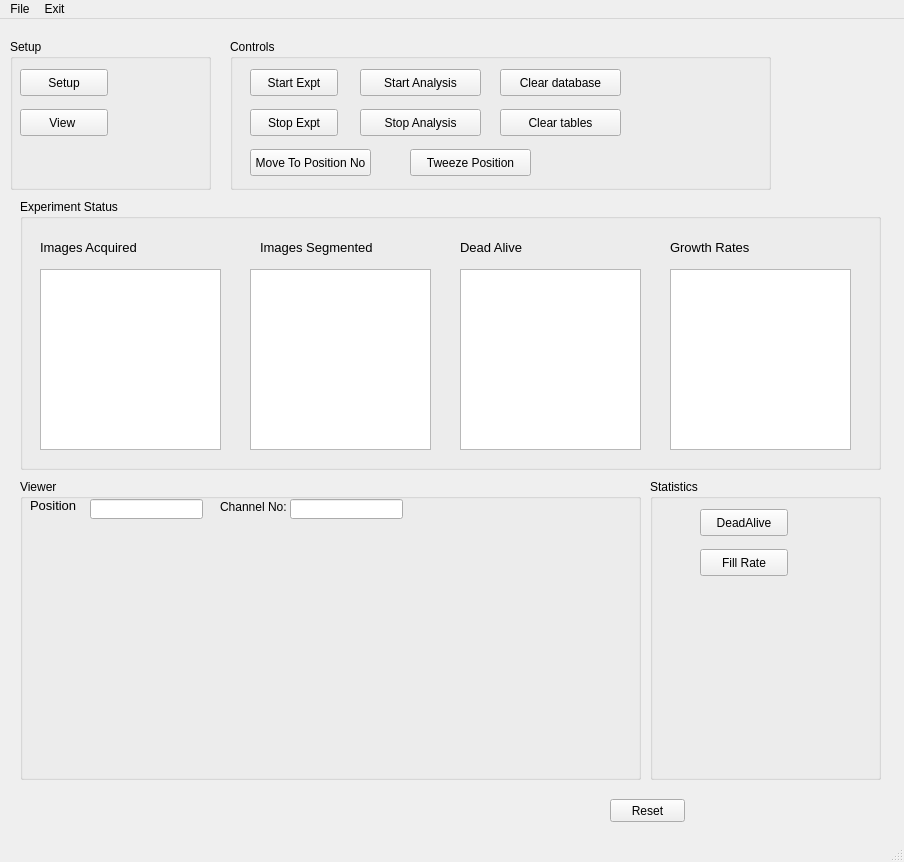
Above: mainWindow.ui from karempudi/GUIs before the change. Below: the same form after it.
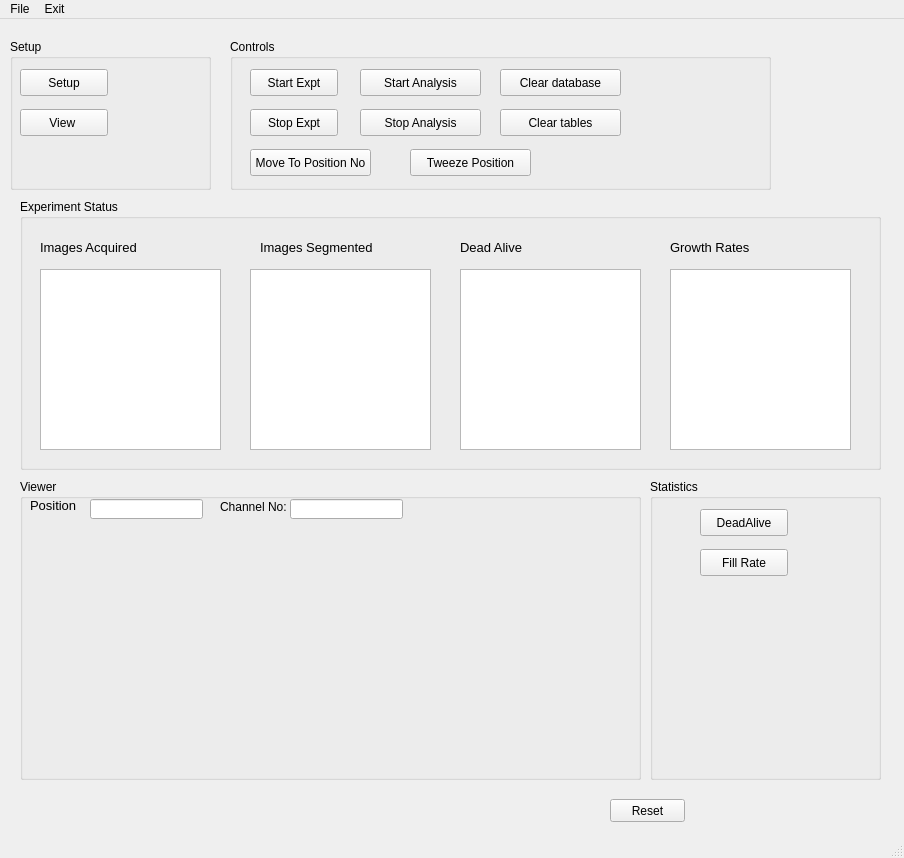
That is the form after the change. Custom widgets are drawn as their Qt base class.

Patch:
```diff
--- a/mainWindow.ui
+++ b/mainWindow.ui
@@ -7,7 +7,7 @@
     <x>0</x>
     <y>0</y>
     <width>904</width>
-    <height>862</height>
+    <height>858</height>
    </rect>
   </property>
   <property name="windowTitle">
```
Left out of the diff: 4 changed lines with no effect on the pictures.
